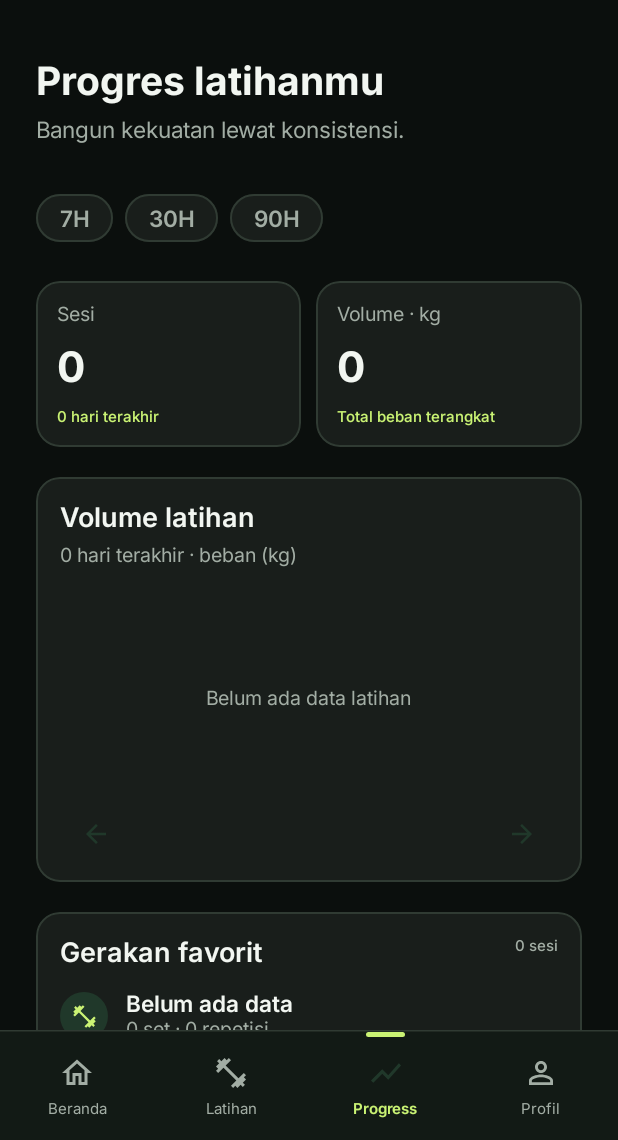
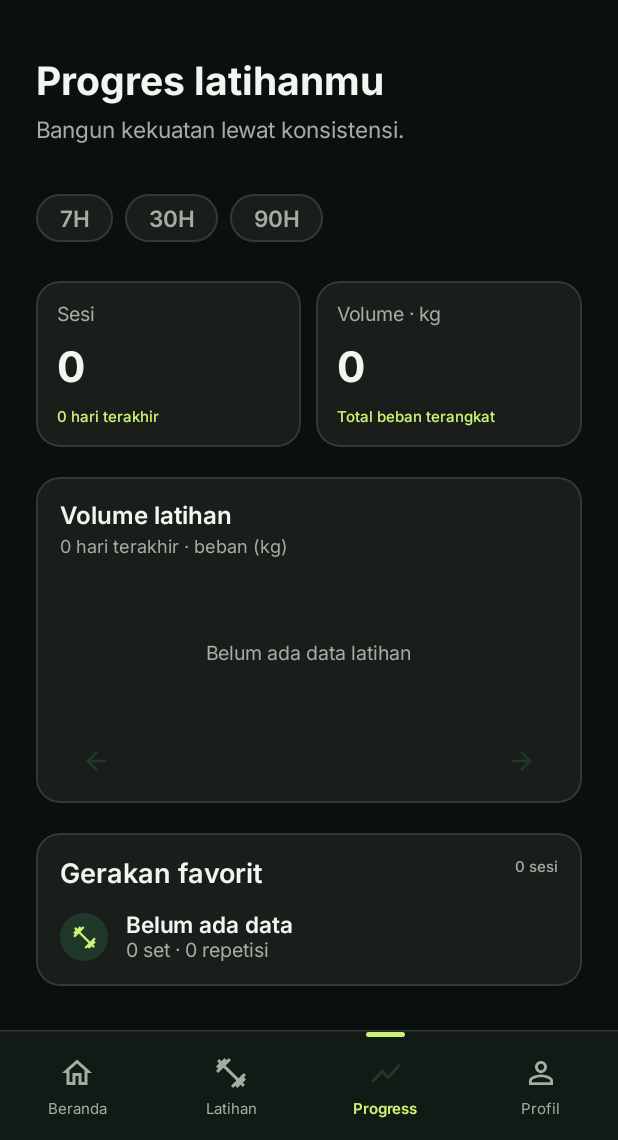
Before and after one commit to edesiusjatyg/athra, an Android app built with Jetpack Compose: the composable ProgressScreen called with empty values, on a phone screen of 412 x 824 dp, the part 96-1236 px from its top. Run offline under Robolectric (Android 15) with nearby library versions, the phone set to English and light mode, and no system bars.

Commit message:
Match Progress chart proportions and show the latest complete date window

```diff
--- a/app/src/main/java/id/ac/ub/athra/ui/navigation/NavGraph.kt
+++ b/app/src/main/java/id/ac/ub/athra/ui/navigation/NavGraph.kt
@@ -390,6 +390,7 @@ fun AthraNavGraph(
             )
         }
         composable(Routes.Profile.route) {
+            LaunchedEffect(Unit) { workoutViewModel.refreshHomeAnalytics() }
             ProfileScreen(
                 userName = userName,
                 userEmail = userEmail,
--- a/app/src/main/java/id/ac/ub/athra/ui/screens/ProgressHistoryScreens.kt
+++ b/app/src/main/java/id/ac/ub/athra/ui/screens/ProgressHistoryScreens.kt
@@ -57,9 +57,11 @@ fun ProgressScreen(
     var chartPage by remember(analytics, periodDays) { mutableIntStateOf(Int.MAX_VALUE) }
     val unit = weightUnit.name.lowercase()
     val daily = analytics?.dailyVolumeKg.orEmpty()
-    val pageCount = ((daily.size + 6) / 7).coerceAtLeast(1)
+    val daysPerPage = 8
+    val pageCount = ((daily.size + daysPerPage - 1) / daysPerPage).coerceAtLeast(1)
     val page = chartPage.coerceIn(0, pageCount - 1)
-    val visibleDays = daily.drop(page * 7).take(7)
+    val pageEnd = (daily.size - (pageCount - 1 - page) * daysPerPage).coerceAtLeast(0)
+    val visibleDays = daily.subList((pageEnd - daysPerPage).coerceAtLeast(0), pageEnd)
     Scaffold(containerColor = Background, bottomBar = { AthraBottomNav(2, onNavigate) }) { insets ->
         Column(Modifier.fillMaxSize().padding(insets).verticalScroll(rememberScrollState()).padding(horizontal = 24.dp)) {
             Spacer(Modifier.height(24.dp))
@@ -73,6 +75,7 @@ fun ProgressScreen(
                 listOf(7, 30, 90).forEach { days ->
                     FilterChip(
                         selected = periodDays == days, onClick = { onPeriodChange(days) },
+                        modifier = Modifier.semantics { contentDescription = "$days hari" },
                         label = { Text("${days}H", fontWeight = FontWeight.SemiBold) },
                         shape = RoundedCornerShape(50),
                         colors = FilterChipDefaults.filterChipColors(containerColor = Surface, selectedContainerColor = Forest, labelColor = Secondary, selectedLabelColor = Ink),
@@ -88,31 +91,32 @@ fun ProgressScreen(
             }
             Spacer(Modifier.height(20.dp))
             Column(Modifier.fillMaxWidth().clip(CardShape).background(Surface).border(1.dp, Border, CardShape).padding(16.dp)) {
-                Text("Volume latihan", style = MaterialTheme.typography.headlineSmall, color = Ink)
-                Spacer(Modifier.height(6.dp))
-                Text("$periodDays hari terakhir · beban ($unit)", style = MaterialTheme.typography.bodyMedium, color = Secondary)
-                Spacer(Modifier.height(12.dp))
+                Text("Volume latihan", style = MaterialTheme.typography.titleMedium, color = Ink)
+                Spacer(Modifier.height(4.dp))
+                Text("$periodDays hari terakhir · beban ($unit)", style = MaterialTheme.typography.bodySmall, color = Secondary)
+                Spacer(Modifier.height(4.dp))
                 if (loading && analytics == null) {
-                    Box(Modifier.fillMaxWidth().height(150.dp), contentAlignment = Alignment.Center) { CircularProgressIndicator() }
+                    Box(Modifier.fillMaxWidth().height(120.dp), contentAlignment = Alignment.Center) { CircularProgressIndicator() }
                 } else if (analytics == null || analytics.sessionCount == 0) {
-                    Box(Modifier.fillMaxWidth().height(150.dp), contentAlignment = Alignment.Center) { Text(if (error != null) "Data belum dapat dimuat" else "Belum ada data latihan", color = Secondary, style = MaterialTheme.typography.bodyMedium) }
+                    Box(Modifier.fillMaxWidth().height(120.dp), contentAlignment = Alignment.Center) { Text(if (error != null) "Data belum dapat dimuat" else "Belum ada data latihan", color = Secondary, style = MaterialTheme.typography.bodyMedium) }
                 } else {
                     val max = daily.maxOfOrNull { it.second }?.toFloat()?.coerceAtLeast(1f) ?: 1f
                     val description = visibleDays.joinToString { (day, value) -> "${dayLabel(day)}: ${displayNumber(displayWeight(value, weightUnit))} $unit" }
-                    Canvas(Modifier.fillMaxWidth().height(150.dp).semantics { contentDescription = description }) {
-                        val gap = 14.dp.toPx()
-                        val width = (size.width - gap * 8) / 7
+                    Canvas(Modifier.fillMaxWidth().height(120.dp).semantics { contentDescription = description }) {
+                        val columnWidth = size.width / visibleDays.size.coerceAtLeast(1)
+                        val width = (columnWidth - 14.dp.toPx()).coerceAtLeast(1f)
                         visibleDays.forEachIndexed { index, (_, value) ->
                             val height = (size.height * value.toFloat() / max).coerceAtLeast(4.dp.toPx())
-                            drawRoundRect(if (value.signum() > 0) Accent else Forest, Offset(gap + index * (width + gap), size.height - height), Size(width, height), CornerRadius(6.dp.toPx()))
+                            val x = index * columnWidth + (columnWidth - width) / 2
+                            drawRoundRect(if (value.signum() > 0) Accent else Forest, Offset(x, size.height - height), Size(width, height), CornerRadius(6.dp.toPx()))
                         }
                         drawLine(Border, Offset(0f, size.height), Offset(size.width, size.height), 1.dp.toPx())
                     }
-                    Row(Modifier.fillMaxWidth().padding(top = 8.dp), horizontalArrangement = Arrangement.SpaceAround) {
+                    Row(Modifier.fillMaxWidth().padding(top = 6.dp), horizontalArrangement = Arrangement.SpaceAround) {
                         visibleDays.forEach { (day, _) -> Text(dayLabel(day), color = Secondary, style = MaterialTheme.typography.labelSmall) }
                     }
                 }
-                Row(Modifier.fillMaxWidth().height(32.dp), horizontalArrangement = Arrangement.SpaceBetween) {
+                Row(Modifier.fillMaxWidth().height(24.dp), horizontalArrangement = Arrangement.SpaceBetween) {
                     IconButton(onClick = { chartPage = page - 1 }, enabled = page > 0) { Icon(Icons.AutoMirrored.Outlined.ArrowBack, "Hari sebelumnya", tint = if (page > 0) Accent else Forest, modifier = Modifier.size(20.dp)) }
                     IconButton(onClick = { chartPage = page + 1 }, enabled = page < pageCount - 1) { Icon(Icons.AutoMirrored.Outlined.ArrowForward, "Hari berikutnya", tint = if (page < pageCount - 1) Accent else Forest, modifier = Modifier.size(20.dp)) }
                 }
```
